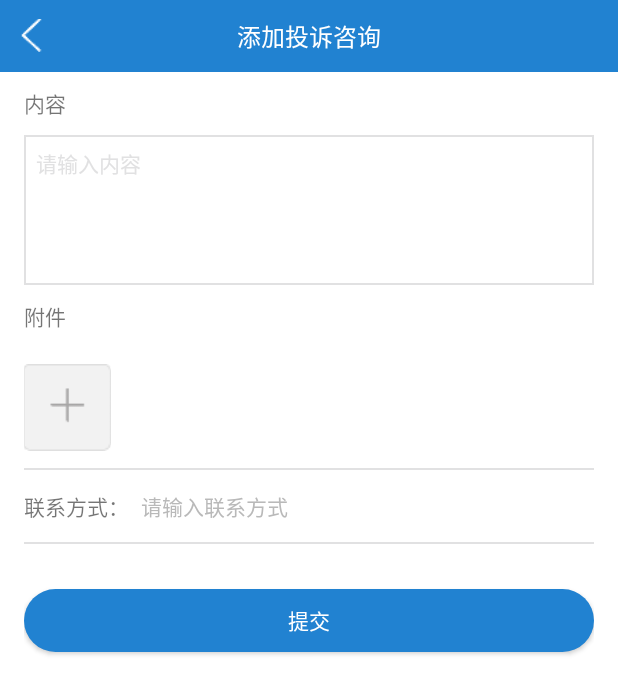
After one commit to Mersens/ichangxing, an Android app: the AddSuggActivity screen opened directly, with no data from a screen before it, on a phone screen of 412 x 824 dp. The commit adds this screen. Shown: the top 694 px of the screen. Run offline under Robolectric (Android 15) with nearby library versions, the phone set to English and light mode, and no system bars; our stand-ins replace CircleImageView; pictures from the network do not load.

Commit message:
添加投诉咨询

```diff
--- /dev/null
+++ b/app/src/main/java/com/cxwl/ichangxing/activity/AddSuggActivity.java
@@ -0,0 +1,42 @@
+package com.cxwl.ichangxing.activity;
+
+import android.os.Bundle;
+import android.support.annotation.Nullable;
+import android.view.View;
+import android.widget.ImageView;
+import android.widget.TextView;
+
+import com.cxwl.ichangxing.R;
+
+public class AddSuggActivity extends BaseActivity {
+    private ImageView mImgBack;
+    private TextView mTextTitle;
+
+    @Override
+    protected void onCreate(@Nullable Bundle savedInstanceState) {
+        super.onCreate(savedInstanceState);
+        setContentView(R.layout.layout_sugg_add);
+        init();
+    }
+
+    @Override
+    public void init() {
+        mImgBack = findViewById(R.id.imgBack);
+        mTextTitle = findViewById(R.id.tv_title);
+        mTextTitle.setText("添加投诉咨询");
+
+        initEvent();
+    }
+
+    private void initEvent() {
+        mImgBack.setOnClickListener(new View.OnClickListener() {
+            @Override
+            public void onClick(View v) {
+                finish();
+                overridePendingTransition(R.anim.slide_from_left, R.anim.slide_to_right);
+            }
+        });
+
+
+    }
+}
--- /dev/null
+++ b/app/src/main/res/drawable/bg_input_gray.xml
@@ -0,0 +1,4 @@
+<?xml version="1.0" encoding="utf-8"?>
+<shape xmlns:android="http://schemas.android.com/apk/res/android">
+    <stroke android:color="@color/color_line_text" android:width="1dp"/>
+</shape>
--- a/app/src/main/res/layout/layout_cancel_order.xml
+++ b/app/src/main/res/layout/layout_cancel_order.xml
@@ -40,7 +40,7 @@
             android:layout_height="100dp"
             android:background="@null"
             android:gravity="top"
-            android:hint="请输入反馈内容"
+            android:hint="请输入内容"
             android:maxLines="10"
             android:textColorHint="@color/color_line_text"
             android:textCursorDrawable="@null"
--- /dev/null
+++ b/app/src/main/res/layout/layout_sugg_add.xml
@@ -0,0 +1,146 @@
+<?xml version="1.0" encoding="utf-8"?>
+<LinearLayout xmlns:android="http://schemas.android.com/apk/res/android"
+    android:layout_width="match_parent"
+    android:layout_height="match_parent"
+    android:background="@color/base_color_text_white"
+    android:fitsSystemWindows="true"
+    android:focusable="true"
+    android:focusableInTouchMode="true"
+    android:orientation="vertical">
+
+    <include layout="@layout/layout_toolbar" />
+
+    <ScrollView
+        android:layout_width="match_parent"
+        android:layout_height="match_parent">
+
+        <LinearLayout
+            android:layout_width="match_parent"
+            android:layout_height="wrap_content"
+            android:orientation="vertical">
+
+            <LinearLayout
+                android:layout_width="match_parent"
+                android:layout_height="match_parent"
+                android:layout_marginLeft="16dp"
+                android:layout_marginRight="16dp"
+                android:orientation="vertical">
+
+                <RelativeLayout
+                    android:layout_width="match_parent"
+                    android:layout_height="42dp">
+
+                    <TextView
+                        android:layout_width="wrap_content"
+                        android:layout_height="wrap_content"
+                        android:layout_centerVertical="true"
+                        android:text="内容"
+                        android:textSize="14sp" />
+
+                </RelativeLayout>
+
+                <com.cxwl.ichangxing.view.ContainsEmojiEditText
+                    android:id="@+id/editText"
+                    android:layout_width="match_parent"
+                    android:padding="8dp"
+                    android:layout_height="100dp"
+                    android:background="@drawable/bg_input_gray"
+                    android:gravity="top"
+                    android:hint="请输入内容"
+                    android:maxLines="10"
+                    android:textColorHint="@color/color_line_text"
+                    android:textCursorDrawable="@null"
+                    android:textSize="@dimen/text_size_medium" />
+
+
+                <RelativeLayout
+                    android:layout_width="match_parent"
+                    android:layout_height="42dp">
+
+                    <TextView
+                        android:layout_width="wrap_content"
+                        android:layout_height="wrap_content"
+                        android:layout_centerVertical="true"
+                        android:text="附件"
+                        android:textSize="14sp" />
+
+                </RelativeLayout>
+                <RelativeLayout
+                    android:layout_height="80dp"
+                    android:layout_width="match_parent"
+                    >
+                    <ImageView
+                        android:layout_width="58dp"
+                        android:layout_height="58dp"
+                        android:layout_centerVertical="true"
+                        android:src="@mipmap/icon_photo_yao"
+                        android:scaleType="centerCrop"
+                        />
+                </RelativeLayout>
+                <View
+                    android:layout_height="1dp"
+                    android:layout_width="match_parent"
+                    android:background="@color/color_line_text"
+                    />
+
+                <RelativeLayout
+                    android:layout_height="48dp"
+                    android:layout_width="match_parent"
+                    >
+                    <TextView
+                        android:layout_width="wrap_content"
+                        android:layout_height="wrap_content"
+                        android:text="联系方式："
+                        android:layout_centerVertical="true"
+                        android:textSize="14sp"
+                        android:id="@+id/tv_conn"
+                        />
+
+                    <EditText
+                        android:layout_toRightOf="@+id/tv_conn"
+                        android:id="@+id/editConn"
+                        android:layout_width="match_parent"
+                        android:layout_height="wrap_content"
+                        android:layout_centerVertical="true"
+                        android:layout_marginLeft="8dp"
+                        android:layout_marginRight="8dp"
+                        android:textSize="14sp"
+                        android:inputType="text"
+                        android:background="@null"
+                        android:singleLine="true"
+                        android:text=""
+                        android:hint="请输入联系方式"
+                        android:textColorHint="@color/color_text_gray" />
+
+                </RelativeLayout>
+                <View
+                    android:layout_height="1dp"
+                    android:layout_width="match_parent"
+                    android:background="@color/color_line_text"
+                    />
+                <View
+                    android:layout_height="30dp"
+                    android:layout_width="match_parent"
+                    />
+
+                <Button
+                    android:id="@+id/btn"
+                    android:layout_width="match_parent"
+                    android:layout_height="42dp"
+                    android:text="提交"
+                    android:textColor="@color/base_color_text_white"
+                    android:textSize="14sp"
+                    android:background="@drawable/btn_login_bg"
+                    />
+                <View
+                    android:layout_height="24dp"
+                    android:layout_width="match_parent"
+                    />
+
+            </LinearLayout>
+        </LinearLayout>
+
+    </ScrollView>
+
+
+</LinearLayout>
```
Also changed, not shown: app/src/main/AndroidManifest.xml (+10 -0 lines), app/src/main/java/com/cxwl/ichangxing/activity/SuggActivity.java (added, +51 -0 lines), app/src/main/java/com/cxwl/ichangxing/fragment/MyInfoFragment.java (+7 -0 lines), app/src/main/res/layout/fragment_myinfo.xml (+35 -0 lines), app/src/main/res/layout/layout_sugg_list.xml (added, +25 -0 lines), app/src/main/res/mipmap-xxhdpi/icon_fk.png (added).
